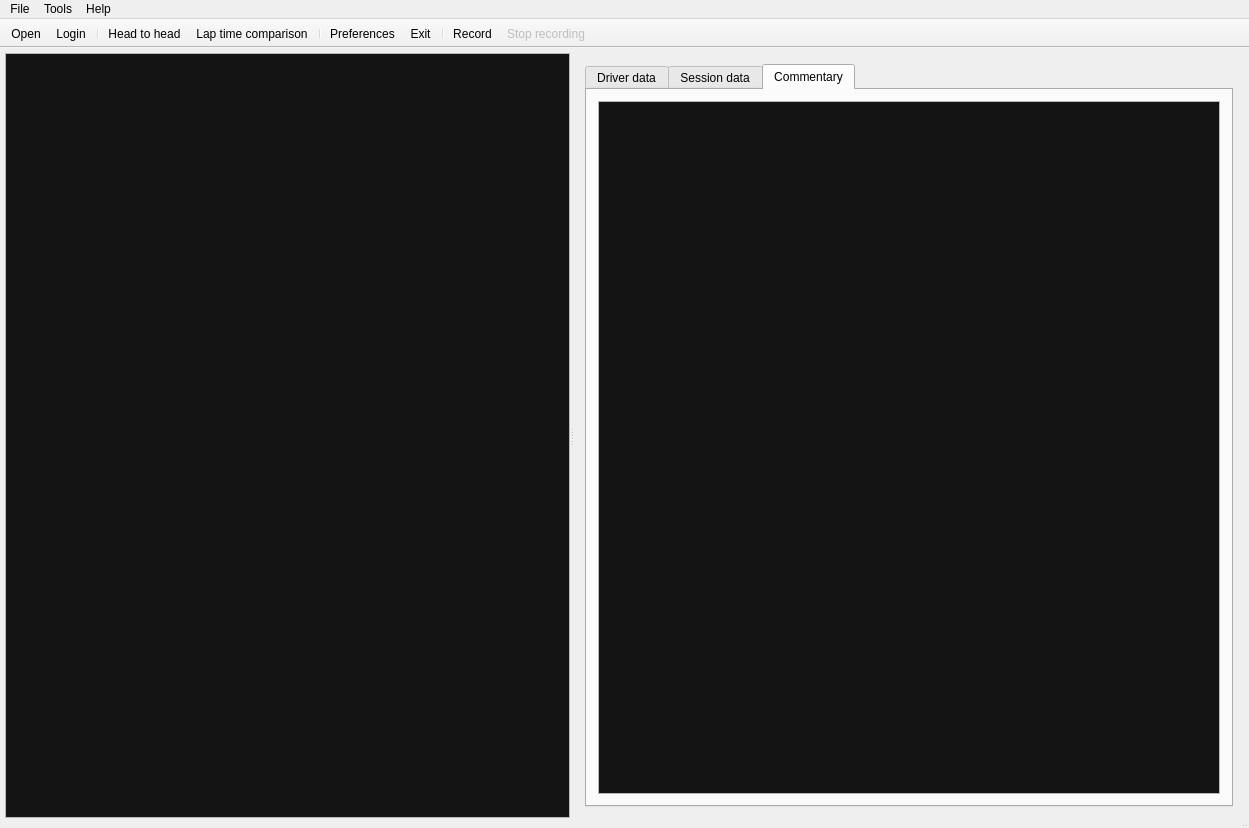
First picture: the form in ui/ltwindow.ui, repository gronberg/f1lt, before the edit.
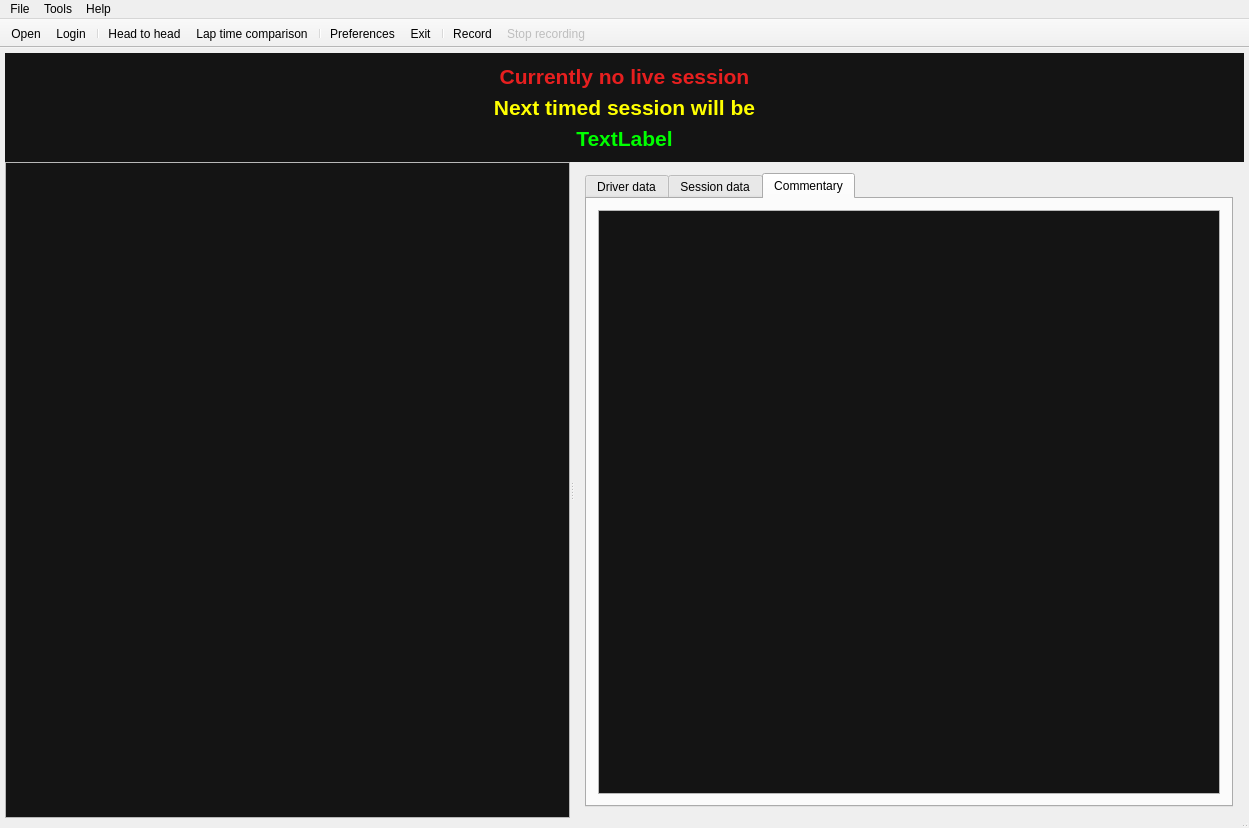
Second picture: the form after the edit. Icons and pictures are not drawn. Custom widgets are drawn as their Qt base class.

Commit message: added session board widget, quali period is now shown in the status widget

The edit to the form file:
```diff
--- a/ui/ltwindow.ui
+++ b/ui/ltwindow.ui
@@ -21,15 +21,631 @@
     <normaloff>:/ui_icons/icon.png</normaloff>:/ui_icons/icon.png</iconset>
   </property>
   <widget class="QWidget" name="centralWidget">
-   <layout class="QVBoxLayout" name="verticalLayout_4" stretch="0,1">
+   <layout class="QVBoxLayout" name="verticalLayout_4" stretch="0,0,1">
     <property name="spacing">
      <number>0</number>
     </property>
     <property name="margin">
      <number>5</number>
     </property>
+    <item>
+     <widget class="QWidget" name="messageBoardWidget" native="true">
+      <property name="palette">
+       <palette>
+        <active>
+         <colorrole role="WindowText">
+          <brush brushstyle="SolidPattern">
+           <color alpha="255">
+            <red>255</red>
+            <green>255</green>
+            <blue>255</blue>
+           </color>
+          </brush>
+         </colorrole>
+         <colorrole role="Button">
+          <brush brushstyle="SolidPattern">
+           <color alpha="255">
+            <red>20</red>
+            <green>20</green>
+            <blue>20</blue>
+           </color>
+          </brush>
+         </colorrole>
+         <colorrole role="Light">
+          <brush brushstyle="SolidPattern">
+           <color alpha="255">
+            <red>30</red>
+            <green>30</green>
+            <blue>30</blue>
+           </color>
+          </brush>
+         </colorrole>
+         <colorrole role="Midlight">
+          <brush brushstyle="SolidPattern">
+           <color alpha="255">
+            <red>25</red>
+            <green>25</green>
+            <blue>25</blue>
+           </color>
+          </brush>
+         </colorrole>
+         <colorrole role="Dark">
+          <brush brushstyle="SolidPattern">
+           <color alpha="255">
+            <red>10</red>
+            <green>10</green>
+            <blue>10</blue>
+           </color>
+          </brush>
+         </colorrole>
+         <colorrole role="Mid">
+          <brush brushstyle="SolidPattern">
+           <color alpha="255">
+            <red>13</red>
+            <green>13</green>
+            <blue>13</blue>
+           </color>
+          </brush>
+         </colorrole>
+         <colorrole role="Text">
+          <brush brushstyle="SolidPattern">
+           <color alpha="255">
+            <red>255</red>
+            <green>255</green>
+            <blue>255</blue>
+           </color>
+          </brush>
+         </colorrole>
+         <colorrole role="BrightText">
+          <brush brushstyle="SolidPattern">
+           <color alpha="255">
+            <red>255</red>
+            <green>255</green>
+            <blue>255</blue>
+           </color>
+          </brush>
+         </colorrole>
+         <colorrole role="ButtonText">
+          <brush brushstyle="SolidPattern">
+           <color alpha="255">
+            <red>255</red>
+            <green>255</green>
+            <blue>255</blue>
+           </color>
+          </brush>
+         </colorrole>
+         <colorrole role="Base">
+          <brush brushstyle="SolidPattern">
+           <color alpha="255">
+            <red>0</red>
+            <green>0</green>
+            <blue>0</blue>
+           </color>
+          </brush>
+         </colorrole>
+         <colorrole role="Window">
+          <brush brushstyle="SolidPattern">
+           <color alpha="255">
+            <red>20</red>
+            <green>20</green>
+            <blue>20</blue>
+           </color>
+          </brush>
+         </colorrole>
+         <colorrole role="Shadow">
+          <brush brushstyle="SolidPattern">
+           <color alpha="255">
+            <red>0</red>
+            <green>0</green>
+            <blue>0</blue>
+           </color>
+          </brush>
+         </colorrole>
+         <colorrole role="AlternateBase">
+          <brush brushstyle="SolidPattern">
+           <color alpha="255">
+            <red>10</red>
+            <green>10</green>
+            <blue>10</blue>
+           </color>
+          </brush>
+         </colorrole>
+         <colorrole role="ToolTipBase">
+          <brush brushstyle="SolidPattern">
+           <color alpha="255">
+            <red>255</red>
+            <green>255</green>
+            <blue>220</blue>
+           </color>
+          </brush>
+         </colorrole>
+         <colorrole role="ToolTipText">
+          <brush brushstyle="SolidPattern">
+           <color alpha="255">
+            <red>0</red>
+            <green>0</green>
+            <blue>0</blue>
+           </color>
+          </brush>
+         </colorrole>
+        </active>
+        <inactive>
+         <colorrole role="WindowText">
+          <brush brushstyle="SolidPattern">
+           <color alpha="255">
+            <red>255</red>
+            <green>255</green>
+            <blue>255</blue>
+           </color>
+          </brush>
+         </colorrole>
+         <colorrole role="Button">
+          <brush brushstyle="SolidPattern">
+           <color alpha="255">
+            <red>20</red>
+            <green>20</green>
+            <blue>20</blue>
+           </color>
+          </brush>
+         </colorrole>
+         <colorrole role="Light">
+          <brush brushstyle="SolidPattern">
+           <color alpha="255">
+            <red>30</red>
+            <green>30</green>
+            <blue>30</blue>
+           </color>
+          </brush>
+         </colorrole>
+         <colorrole role="Midlight">
+          <brush brushstyle="SolidPattern">
+           <color alpha="255">
+            <red>25</red>
+            <green>25</green>
+            <blue>25</blue>
+           </color>
+          </brush>
+         </colorrole>
+         <colorrole role="Dark">
+          <brush brushstyle="SolidPattern">
+           <color alpha="255">
+            <red>10</red>
+            <green>10</green>
+            <blue>10</blue>
+           </color>
+          </brush>
+         </colorrole>
+         <colorrole role="Mid">
+          <brush brushstyle="SolidPattern">
+           <color alpha="255">
+            <red>13</red>
+            <green>13</green>
+            <blue>13</blue>
+           </color>
+          </brush>
+         </colorrole>
+         <colorrole role="Text">
+          <brush brushstyle="SolidPattern">
+           <color alpha="255">
+            <red>255</red>
+            <green>255</green>
+            <blue>255</blue>
+           </color>
+          </brush>
+         </colorrole>
+         <colorrole role="BrightText">
+          <brush brushstyle="SolidPattern">
+           <color alpha="255">
+            <red>255</red>
+            <green>255</green>
+            <blue>255</blue>
+           </color>
+          </brush>
+         </colorrole>
+         <colorrole role="ButtonText">
+          <brush brushstyle="SolidPattern">
+           <color alpha="255">
+            <red>255</red>
+            <green>255</green>
+            <blue>255</blue>
+           </color>
+          </brush>
+         </colorrole>
+         <colorrole role="Base">
+          <brush brushstyle="SolidPattern">
+           <color alpha="255">
+            <red>0</red>
+            <green>0</green>
+            <blue>0</blue>
+           </color>
+          </brush>
+         </colorrole>
+         <colorrole role="Window">
+          <brush brushstyle="SolidPattern">
+           <color alpha="255">
+            <red>20</red>
+            <green>20</green>
+            <blue>20</blue>
+           </color>
+          </brush>
+         </colorrole>
+         <colorrole role="Shadow">
+          <brush brushstyle="SolidPattern">
+           <color alpha="255">
+            <red>0</red>
+            <green>0</green>
+            <blue>0</blue>
+           </color>
+          </brush>
+         </colorrole>
+         <colorrole role="AlternateBase">
+          <brush brushstyle="SolidPattern">
+           <color alpha="255">
+            <red>10</red>
+            <green>10</green>
+            <blue>10</blue>
+           </color>
+          </brush>
+         </colorrole>
+         <colorrole role="ToolTipBase">
+          <brush brushstyle="SolidPattern">
+           <color alpha="255">
+            <red>255</red>
+            <green>255</green>
+            <blue>220</blue>
+           </color>
+          </brush>
+         </colorrole>
+         <colorrole role="ToolTipText">
+          <brush brushstyle="SolidPattern">
+           <color alpha="255">
+            <red>0</red>
+            <green>0</green>
+            <blue>0</blue>
+           </color>
+          </brush>
+         </colorrole>
+        </inactive>
+        <disabled>
+         <colorrole role="WindowText">
+          <brush brushstyle="SolidPattern">
+           <color alpha="255">
+            <red>10</red>
+            <green>10</green>
+            <blue>10</blue>
+           </color>
+          </brush>
+         </colorrole>
+         <colorrole role="Button">
+          <brush brushstyle="SolidPattern">
+           <color alpha="255">
+            <red>20</red>
+            <green>20</green>
+            <blue>20</blue>
+           </color>
+          </brush>
+         </colorrole>
+         <colorrole role="Light">
+          <brush brushstyle="SolidPattern">
+           <color alpha="255">
+            <red>30</red>
+            <green>30</green>
+            <blue>30</blue>
+           </color>
+          </brush>
+         </colorrole>
+         <colorrole role="Midlight">
+          <brush brushstyle="SolidPattern">
+           <color alpha="255">
+            <red>25</red>
+            <green>25</green>
+            <blue>25</blue>
+           </color>
+          </brush>
+         </colorrole>
+         <colorrole role="Dark">
+          <brush brushstyle="SolidPattern">
+           <color alpha="255">
+            <red>10</red>
+            <green>10</green>
+            <blue>10</blue>
+           </color>
+          </brush>
+         </colorrole>
+         <colorrole role="Mid">
+          <brush brushstyle="SolidPattern">
+           <color alpha="255">
+            <red>13</red>
+            <green>13</green>
+            <blue>13</blue>
+           </color>
+          </brush>
+         </colorrole>
+         <colorrole role="Text">
+          <brush brushstyle="SolidPattern">
+           <color alpha="255">
+            <red>10</red>
+            <green>10</green>
+            <blue>10</blue>
+           </color>
+          </brush>
+         </colorrole>
+         <colorrole role="BrightText">
+          <brush brushstyle="SolidPattern">
+           <color alpha="255">
+            <red>255</red>
+            <green>255</green>
+            <blue>255</blue>
+           </color>
+          </brush>
+         </colorrole>
+         <colorrole role="ButtonText">
+          <brush brushstyle="SolidPattern">
+           <color alpha="255">
+            <red>10</red>
+            <green>10</green>
+            <blue>10</blue>
+           </color>
+          </brush>
+         </colorrole>
+         <colorrole role="Base">
+          <brush brushstyle="SolidPattern">
+           <color alpha="255">
+            <red>20</red>
+            <green>20</green>
+            <blue>20</blue>
+           </color>
+          </brush>
+         </colorrole>
+         <colorrole role="Window">
+          <brush brushstyle="SolidPattern">
+           <color alpha="255">
+            <red>20</red>
+            <green>20</green>
+            <blue>20</blue>
+           </color>
+          </brush>
+         </colorrole>
+         <colorrole role="Shadow">
+          <brush brushstyle="SolidPattern">
+           <color alpha="255">
+            <red>0</red>
+            <green>0</green>
+            <blue>0</blue>
+           </color>
+          </brush>
+         </colorrole>
+         <colorrole role="AlternateBase">
+          <brush brushstyle="SolidPattern">
+           <color alpha="255">
+            <red>20</red>
+            <green>20</green>
+            <blue>20</blue>
+           </color>
+          </brush>
+         </colorrole>
+         <colorrole role="ToolTipBase">
+          <brush brushstyle="SolidPattern">
+           <color alpha="255">
+            <red>255</red>
+            <green>255</green>
+            <blue>220</blue>
+           </color>
+          </brush>
+         </colorrole>
+         <colorrole role="ToolTipText">
+          <brush brushstyle="SolidPattern">
+           <color alpha="255">
+            <red>0</red>
+            <green>0</green>
+            <blue>0</blue>
+           </color>
+          </brush>
+         </colorrole>
+        </disabled>
+       </palette>
+      </property>
+      <property name="autoFillBackground">
+       <bool>true</bool>
+      </property>
+      <layout class="QVBoxLayout" name="verticalLayout_6">
+       <item>
+        <widget class="QLabel" name="label">
+         <property name="palette">
+          <palette>
+           <active>
+            <colorrole role="WindowText">
+             <brush brushstyle="SolidPattern">
+              <color alpha="255">
+               <red>231</red>
+               <green>31</green>
+               <blue>31</blue>
+              </color>
+             </brush>
+            </colorrole>
+            <colorrole role="Text">
+             <brush brushstyle="SolidPattern">
+              <color alpha="255">
+               <red>255</red>
+               <green>255</green>
+               <blue>0</blue>
+              </color>
+             </brush>
+            </colorrole>
+           </active>
+           <inactive>
+            <colorrole role="WindowText">
+             <brush brushstyle="SolidPattern">
+              <color alpha="255">
+               <red>231</red>
+               <green>31</green>
+               <blue>31</blue>
+              </color>
+             </brush>
+            </colorrole>
+            <colorrole role="Text">
+             <brush brushstyle="SolidPattern">
+              <color alpha="255">
+               <red>255</red>
+               <green>255</green>
+               <blue>0</blue>
+              </color>
+             </brush>
+            </colorrole>
+           </inactive>
+           <disabled>
+            <colorrole role="WindowText">
+             <brush brushstyle="SolidPattern">
+              <color alpha="255">
+               <red>10</red>
+               <green>10</green>
+               <blue>10</blue>
+              </color>
+             </brush>
+            </colorrole>
+            <colorrole role="Text">
+             <brush brushstyle="SolidPattern">
+              <color alpha="255">
+               <red>10</red>
+               <green>10</green>
+               <blue>10</blue>
+              </color>
+             </brush>
+            </colorrole>
+           </disabled>
+          </palette>
+         </property>
+         <property name="font">
+          <font>
+           <pointsize>16</pointsize>
+           <weight>75</weight>
+           <bold>true</bold>
+          </font>
+         </property>
+         <property name="text">
+          <string>Currently no live session</string>
+         </property>
+         <property name="alignment">
+          <set>Qt::AlignCenter</set>
+         </property>
+        </widget>
+       </item>
+       <item>
+        <widget class="QLabel" name="label_2">
+         <property name="palette">
+          <palette>
+           <active>
+            <colorrole role="WindowText">
+             <brush brushstyle="SolidPattern">
+              <color alpha="255">
+               <red>255</red>
+               <green>255</green>
+               <blue>0</blue>
+              </color>
+             </brush>
+            </colorrole>
+           </active>
+           <inactive>
+            <colorrole role="WindowText">
+             <brush brushstyle="SolidPattern">
+              <color alpha="255">
+               <red>255</red>
+               <green>255</green>
+               <blue>0</blue>
+              </color>
+             </brush>
+            </colorrole>
+           </inactive>
+           <disabled>
+            <colorrole role="WindowText">
+             <brush brushstyle="SolidPattern">
+              <color alpha="255">
+               <red>10</red>
+               <green>10</green>
+               <blue>10</blue>
+              </color>
+             </brush>
+            </colorrole>
+           </disabled>
+          </palette>
+         </property>
+         <property name="font">
+          <font>
+           <pointsize>16</pointsize>
+           <weight>75</weight>
+           <bold>true</bold>
+          </font>
+         </property>
+         <property name="text">
+          <string>Next timed session will be</string>
+         </property>
+         <property name="alignment">
+          <set>Qt::AlignCenter</set>
+         </property>
+        </widget>
+       </item>
+       <item>
+        <widget class="QLabel" name="sessionLabel">
+         <property name="palette">
+          <palette>
+           <active>
+            <colorrole role="WindowText">
+             <brush brushstyle="SolidPattern">
+              <color alpha="255">
+               <red>0</red>
+               <green>255</green>
+               <blue>0</blue>
+              </color>
+             </brush>
+            </colorrole>
+           </active>
+           <inactive>
+            <colorrole role="WindowText">
+             <brush brushstyle="SolidPattern">
+              <color alpha="255">
+               <red>0</red>
+               <green>255</green>
+               <blue>0</blue>
+              </color>
+             </brush>
+            </colorrole>
+           </inactive>
+           <disabled>
+            <colorrole role="WindowText">
+             <brush brushstyle="SolidPattern">
+              <color alpha="255">
+               <red>10</red>
+               <green>10</green>
+               <blue>10</blue>
+              </color>
+             </brush>
+            </colorrole>
+           </disabled>
+          </palette>
+         </property>
+         <property name="font">
+          <font>
+           <pointsize>16</pointsize>
+           <weight>75</weight>
+           <bold>true</bold>
+          </font>
+         </property>
+         <property name="text">
+          <string>TextLabel</string>
+         </property>
+         <property name="alignment">
+          <set>Qt::AlignCenter</set>
+         </property>
+        </widget>
+       </item>
+      </layout>
+     </widget>
+    </item>
     <item>
      <widget class="EventStatusWidget" name="eventStatusWidget" native="true">
+      <property name="enabled">
+       <bool>true</bool>
+      </property>
       <property name="autoFillBackground">
        <bool>true</bool>
       </property>
@@ -37,6 +653,9 @@
     </item>
     <item>
      <widget class="QSplitter" name="splitter">
+      <property name="enabled">
+       <bool>true</bool>
+      </property>
       <property name="minimumSize">
        <size>
         <width>400</width>
@@ -263,6 +882,12 @@
        <attribute name="verticalHeaderVisible">
         <bool>false</bool>
        </attribute>
+       <attribute name="verticalHeaderVisible">
+        <bool>false</bool>
+       </attribute>
+       <attribute name="horizontalHeaderVisible">
+        <bool>false</bool>
+       </attribute>
        <column>
         <property name="text">
          <string>P</string>
@@ -472,8 +1097,11 @@
                <string>&lt;!DOCTYPE HTML PUBLIC &quot;-//W3C//DTD HTML 4.0//EN&quot; &quot;http://www.w3.org/TR/REC-html40/strict.dtd&quot;&gt;
 &lt;html&gt;&lt;head&gt;&lt;meta name=&quot;qrichtext&quot; content=&quot;1&quot; /&gt;&lt;style type=&quot;text/css&quot;&gt;
 p, li { white-space: pre-wrap; }
-&lt;/style&gt;&lt;/head&gt;&lt;body style=&quot; font-family:'Tahoma'; font-size:8pt; font-weight:400; font-style:normal;&quot;&gt;
-&lt;p style=&quot; margin-top:0px; margin-bottom:0px; margin-left:0px; margin-right:0px; -qt-block-indent:0; text-indent:0px;&quot;&gt;&lt;br /&gt;&lt;/p&gt;&lt;/body&gt;&lt;/html&gt;</string>
+&lt;/style&gt;&lt;/head&gt;&lt;body style=&quot; font-family:'Arial'; font-size:9pt; font-weight:400; font-style:normal;&quot;&gt;
+&lt;table style=&quot;-qt-table-type: root; margin-top:4px; margin-bottom:4px; margin-left:4px; margin-right:4px;&quot;&gt;
+&lt;tr&gt;
+&lt;td style=&quot;border: none;&quot;&gt;
+&lt;p style=&quot; margin-top:0px; margin-bottom:0px; margin-left:0px; margin-right:0px; -qt-block-indent:0; text-indent:0px;&quot;&gt;&lt;span style=&quot; font-family:'Tahoma'; font-size:8pt;&quot;&gt;&lt;br /&gt;&lt;/span&gt;&lt;/p&gt;&lt;/td&gt;&lt;/tr&gt;&lt;/table&gt;&lt;/body&gt;&lt;/html&gt;</string>
               </property>
               <property name="textInteractionFlags">
                <set>Qt::TextSelectableByKeyboard|Qt::TextSelectableByMouse</set>
@@ -496,7 +1124,7 @@
      <x>0</x>
      <y>0</y>
      <width>1249</width>
-     <height>21</height>
+     <height>22</height>
     </rect>
    </property>
    <widget class="QMenu" name="menuFile">
```
The commit also changes 8 other files.
